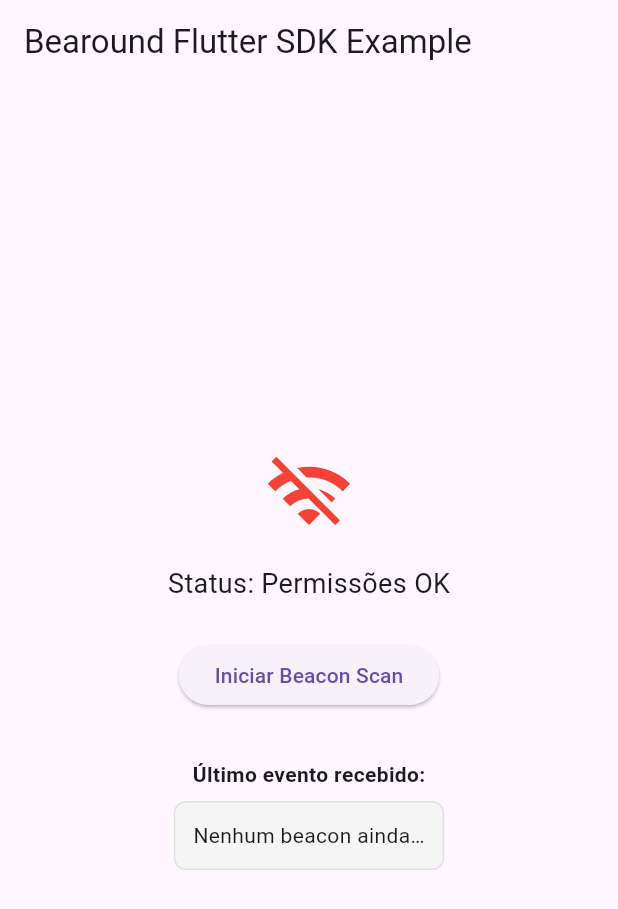
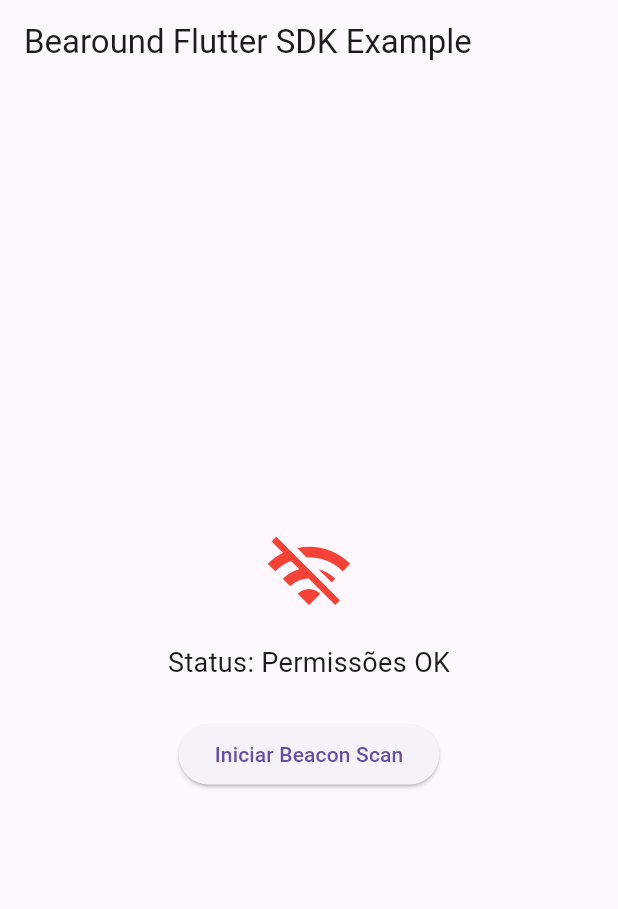
Before and after one commit to Bearound/bearound-flutter-sdk, a Flutter app: the screen it shows after launch, on a phone screen of 412 x 824 dp. Shown: the top 909 px of the screen. Run offline on Flutter 3.47's test engine with Material 3 defaults, Android fonts, the phone set to English and light mode, and no system bars; our stand-ins replace location, permission_handler, plugin_platform_interface.

```diff
--- a/example/lib/main.dart
+++ b/example/lib/main.dart
@@ -29,9 +29,6 @@ class _BeaconHomePageState extends State<BeaconHomePage> {
   bool _hasPermission = false;
   bool _isScanning = false;
   String _status = "Parado";
-  String _lastEvent = "";
-  List<Beacon> _lastBeacons = [];
-  StreamSubscription<List<Beacon>>? _eventSub;
 
   @override
   void initState() {
@@ -49,18 +46,6 @@ class _BeaconHomePageState extends State<BeaconHomePage> {
 
   Future<void> _startScan() async {
     await BearoundFlutterSdk.startScan(debug: true);
-    // _eventSub = BearoundFlutterSdk.beaconStream.listen((beacons) {
-    //   //print(">>> DEBUG: Recebido na stream: $beacons");
-    //   setState(() {
-    //     if (beacons.isEmpty) {
-    //       _lastEvent = "";
-    //     } else {
-    //       _lastEvent = "";
-    //     }
-    //     _status = beacons.isNotEmpty ? "Beacon evento recebido!" : "Nenhum beacon encontrado";
-    //     _lastBeacons = beacons;
-    //   });
-    // });
     setState(() {
       _isScanning = true;
       _status = "Scanning…";
@@ -69,18 +54,10 @@ class _BeaconHomePageState extends State<BeaconHomePage> {
 
   Future<void> _stopScan() async {
     await BearoundFlutterSdk.stopScan();
-    await _eventSub?.cancel();
     setState(() {
       _isScanning = false;
       _status = "Parado";
-      _lastEvent = "";
     });
-  }
-
-  @override
-  void dispose() {
-    _eventSub?.cancel();
-    super.dispose();
   }
 
   @override
@@ -122,42 +99,6 @@ class _BeaconHomePageState extends State<BeaconHomePage> {
                 style: ElevatedButton.styleFrom(backgroundColor: Colors.red),
                 child: const Text("Parar Beacon Scan"),
               ),
-            const SizedBox(height: 32),
-            Text(
-              "Último evento recebido:",
-              style: const TextStyle(fontWeight: FontWeight.bold),
-            ),
-            const SizedBox(height: 8),
-            Container(
-              padding: const EdgeInsets.all(12),
-              decoration: BoxDecoration(
-                color: Colors.grey[100],
-                borderRadius: BorderRadius.circular(8),
-                border: Border.all(color: Colors.grey.shade300),
-              ),
-              child: _lastBeacons.isEmpty
-                  ? const Text("Nenhum beacon ainda…", style: TextStyle(fontSize: 14))
-                  : Column(
-                crossAxisAlignment: CrossAxisAlignment.start,
-                children: _lastBeacons.map((beacon) => Padding(
-                  padding: const EdgeInsets.symmetric(vertical: 8),
-                  child: Column(
-                    crossAxisAlignment: CrossAxisAlignment.start,
-                    children: [
-                      Text("UUID: ${beacon.uuid}"),
-                      Text("Major: ${beacon.major}"),
-                      Text("Minor: ${beacon.minor}"),
-                      Text("RSSI: ${beacon.rssi}"),
-                      Text("Distância: ${beacon.distanceMeters?.toStringAsFixed(2)} m"),
-                      if (beacon.bluetoothName != null) Text("Nome BT: ${beacon.bluetoothName}"),
-                      if (beacon.bluetoothAddress != null) Text("Endereço BT: ${beacon.bluetoothAddress}"),
-                      const Divider(),
-                    ],
-                  ),
-                )).toList(),
-              ),
-            ),
-
           ],
         ),
       ),
--- a/pubspec.yaml
+++ b/pubspec.yaml
@@ -1,6 +1,6 @@
 name: bearound_flutter_sdk
 description: "A new Flutter plugin project."
-version: 0.0.1
+version: 1.0.0
 homepage:
 
 environment:
```
Also changed, not shown: 21 other files.
